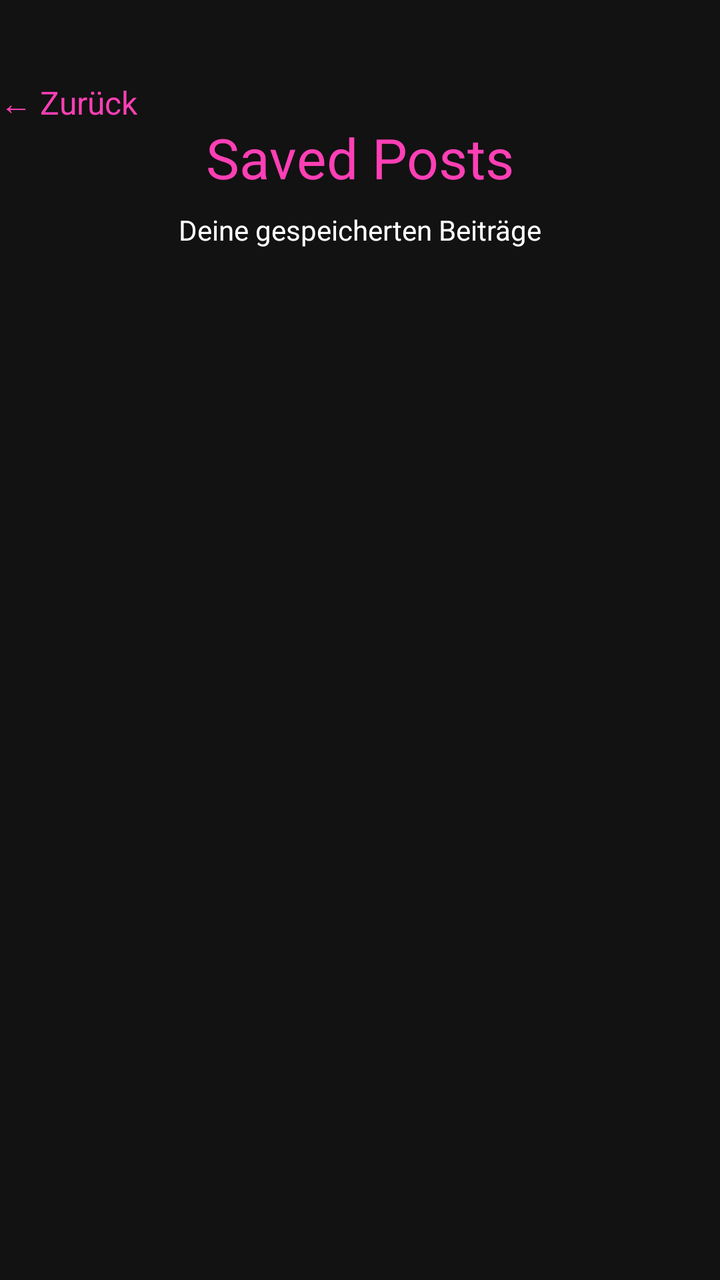
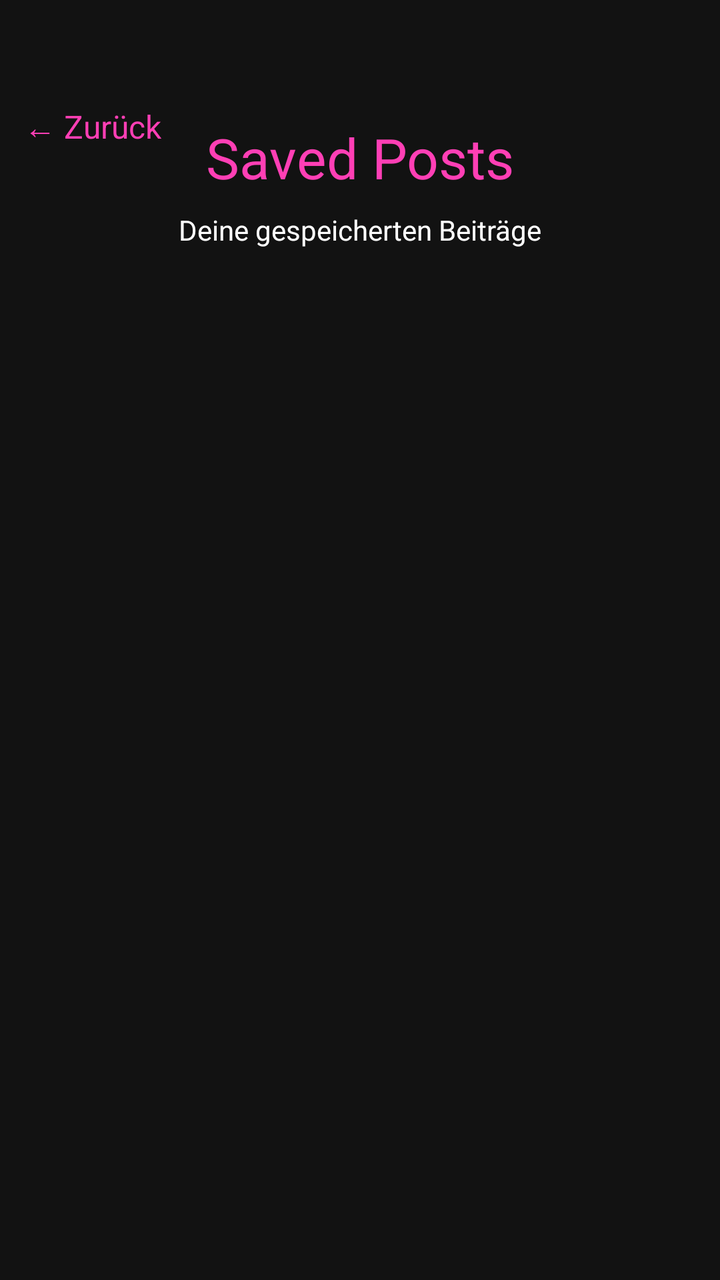

Screens rendered from an Android XML layout before and after an edit, with the pre-edit source and the edit as a unified diff.
<!-- AndroidManifest.xml: application theme Theme.StudyGram -->
<!-- res/layout/activity_saved_posts.xml -->
<?xml version="1.0" encoding="utf-8"?>
<androidx.constraintlayout.widget.ConstraintLayout
    xmlns:android="http://schemas.android.com/apk/res/android"
    xmlns:app="http://schemas.android.com/apk/res-auto"
    android:layout_width="match_parent"
    android:layout_height="match_parent"
    android:background="#121212">

    <TextView
        android:id="@+id/tvBack"
        android:layout_width="wrap_content"
        android:layout_height="wrap_content"
        android:text="← Zurück"
        android:textColor="#FF3FB5"
        android:textSize="16sp"
        app:layout_constraintTop_toTopOf="parent"
        app:layout_constraintStart_toStartOf="parent"
        android:layout_marginTop="40dp" />

    <TextView
        android:id="@+id/tvTitle"
        android:layout_width="wrap_content"
        android:layout_height="wrap_content"
        android:text="Saved Posts"
        android:textSize="28sp"
        android:textColor="#FF3FB5"
        app:layout_constraintTop_toBottomOf="@id/tvBack"
        app:layout_constraintTop_toTopOf="parent"
        app:layout_constraintStart_toStartOf="parent"
        app:layout_constraintEnd_toEndOf="parent"
        android:layout_marginTop="60dp" />

    <TextView
        android:id="@+id/tvSubtitle"
        android:layout_width="wrap_content"
        android:layout_height="wrap_content"
        android:text="Deine gespeicherten Beiträge"
        android:textSize="14sp"
        android:textColor="#FFFFFF"
        app:layout_constraintTop_toBottomOf="@id/tvTitle"
        app:layout_constraintStart_toStartOf="parent"
        app:layout_constraintEnd_toEndOf="parent"
        android:layout_marginTop="8dp" />

    <androidx.recyclerview.widget.RecyclerView
        android:id="@+id/rvSavedPosts"
        android:layout_width="0dp"
        android:layout_height="0dp"
        android:layout_marginStart="24dp"
        android:layout_marginEnd="24dp"
        android:layout_marginTop="24dp"
        android:layout_marginBottom="24dp"
        app:layout_constraintTop_toBottomOf="@id/tvSubtitle"
        app:layout_constraintBottom_toBottomOf="parent"
        app:layout_constraintStart_toStartOf="parent"
        app:layout_constraintEnd_toEndOf="parent" />

</androidx.constraintlayout.widget.ConstraintLayout>
<!-- resources referenced by this layout -->
<resources>
  <style name="Theme.StudyGram" parent="Base.Theme.StudyGram" />
  <style name="Base.Theme.StudyGram" parent="Theme.Material3.DayNight.NoActionBar">
          
          
      </style>
</resources>

<!-- the commit's change to res/layout/activity_saved_posts.xml (unified diff, before → after) -->
@@ -13,6 +13,7 @@
         android:text="← Zurück"
         android:textColor="#FF3FB5"
         android:textSize="16sp"
+        android:padding="12dp"
         app:layout_constraintTop_toTopOf="parent"
         app:layout_constraintStart_toStartOf="parent"
         android:layout_marginTop="40dp" />
